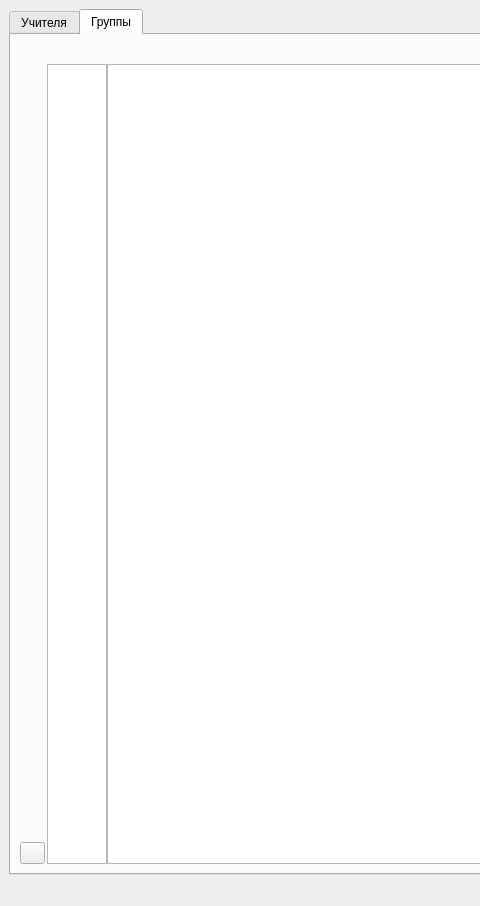
This is main.ui in Murkyshadow/Diplom-work-timetable- as Qt 5 draws it before an edit; both pictures show x 0 to 480 and y 0 to 906 of the 1283 by 906 pixel window. The edited form follows.
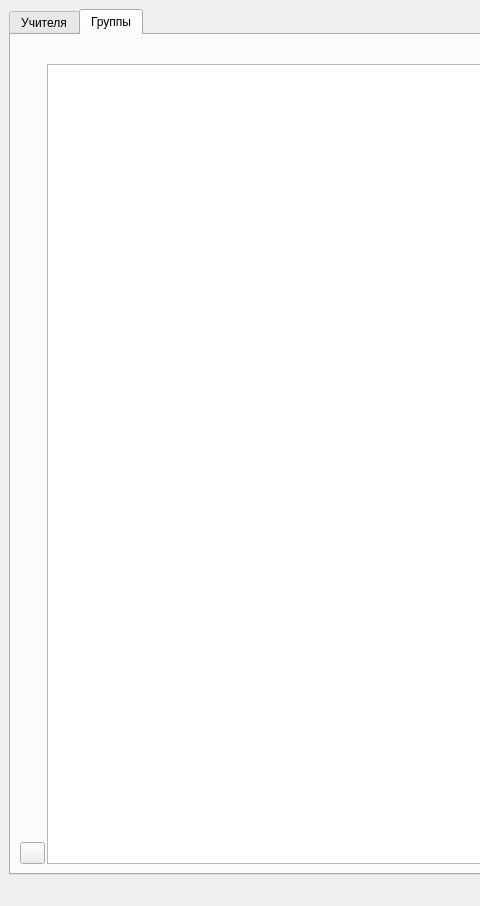
This is the edited form. The open tabs and pages were chosen to show the change.

Commit message: 2 таблицы - группы и учителя теперь точно работают (только spinbox нет)

```diff
--- a/main.ui
+++ b/main.ui
@@ -159,16 +159,6 @@
             </item>
            </layout>
           </item>
-          <item>
-           <widget class="QTableWidget" name="tableGroupDelete">
-            <property name="maximumSize">
-             <size>
-              <width>60</width>
-              <height>16777215</height>
-             </size>
-            </property>
-           </widget>
-          </item>
           <item>
            <widget class="QTableView" name="tableGroup">
             <attribute name="horizontalHeaderStretchLastSection">
```
Left out of the diff: 12 changed lines with no effect on the pictures. The commit also changes 2 other files.
